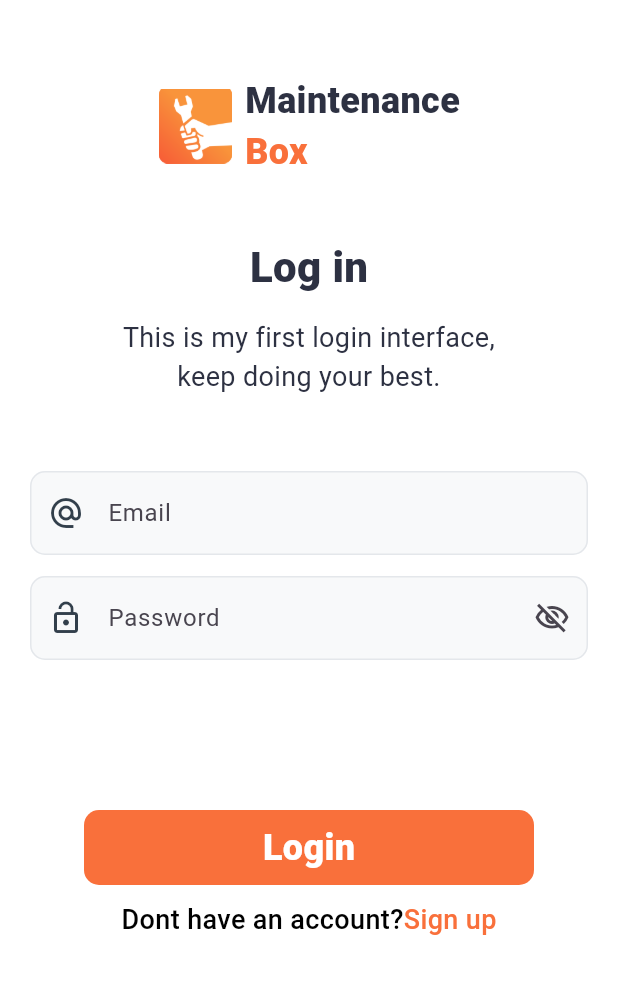
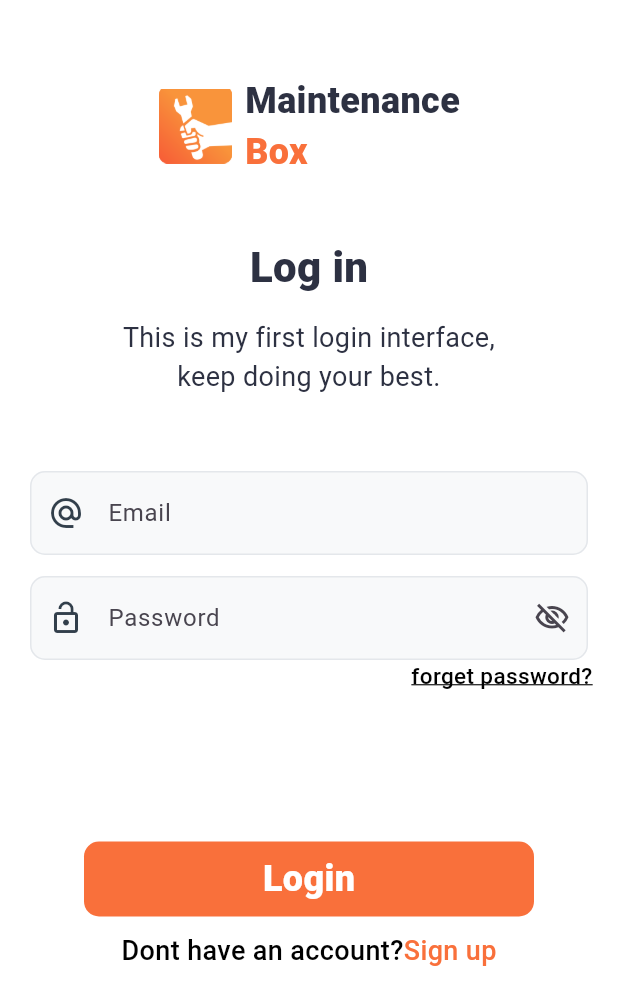
Before and after one commit to aqsa890/login, a Flutter app: the screen it shows after launch, on a phone screen of 412 x 824 dp. Shown: the top 1005 px of the screen. Run offline on Flutter 3.47's test engine with Material 3 defaults, Android fonts, the phone set to English and light mode, and no system bars; Roboto replaces fonts that are missing (Pacifico-Regular, Rubik, Rubik-Regular.ttf).

Commit message:
Added the forget password option.

```diff
--- a/lib/main.dart
+++ b/lib/main.dart
@@ -118,6 +118,25 @@ class MyApp extends StatelessWidget {
                     ),
                   ),
                 ),
+                    Padding(
+                      padding: const EdgeInsets.only(left: 20, right: 17),
+                      child: Row(
+                        mainAxisAlignment: MainAxisAlignment.end,
+                        children: [
+                          Text(
+                            'forget password?',
+                          style: TextStyle(
+                            fontSize: 15,
+                            color: Colors.black,
+                            fontFamily: 'Rubik',
+                            fontWeight: FontWeight.w500,
+                            decoration: TextDecoration.underline,
+                            decorationColor: Colors.black,
+                          ),
+                          ),
+                        ],
+                      ),
+                    ),
                 SizedBox(height: 100),
                 Container(
                   height: 50,
```
